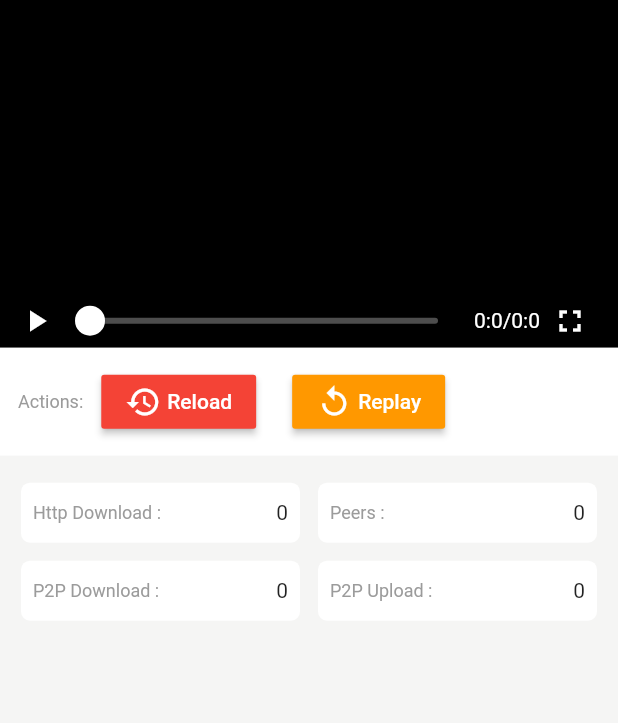
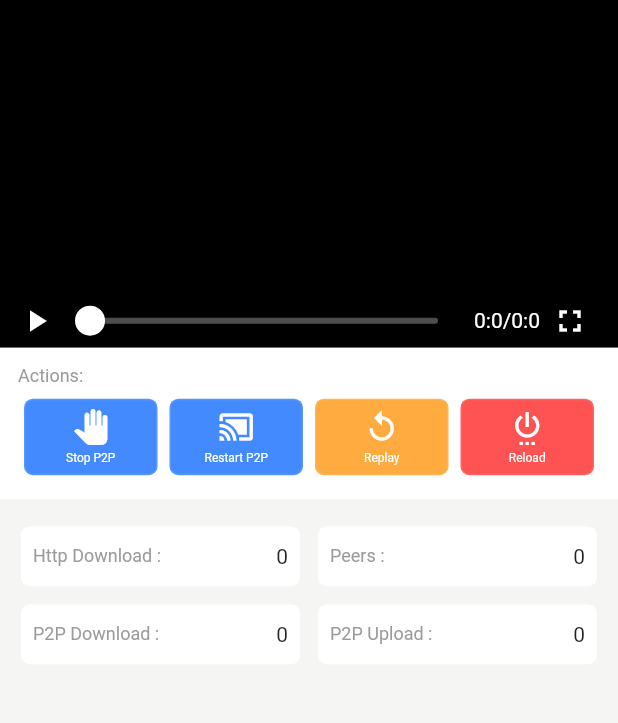
Before and after one commit to cdnbye/flutter-p2p-engine, a Flutter app: the CustomVideoPlayerPage screen opened directly, on a phone screen of 412 x 824 dp, the part 84-807 px from its top. Run offline on Flutter 3.47's test engine with Material 2 defaults, Android fonts, the phone set to English and light mode, and no system bars; our stand-ins replace video_player; statements that could not run were skipped.

Commit message:
improve example ui

```diff
--- a/example/lib/pages/customVideoPage.dart
+++ b/example/lib/pages/customVideoPage.dart
@@ -65,6 +65,7 @@ class _CustomVideoPlayerPageState extends State<CustomVideoPlayerPage> {
     vpController?.pause();
     position = 0;
     videoDuration = 0;
+    map = {};
     isplay = true;
     vpController?.dispose();
     setState(() {});
@@ -157,7 +158,8 @@ class _CustomVideoPlayerPageState extends State<CustomVideoPlayerPage> {
             color: Colors.white,
             width: double.infinity,
             padding: EdgeInsets.symmetric(horizontal: 12, vertical: 12),
-            child: Row(
+            child: Column(
+              crossAxisAlignment: CrossAxisAlignment.start,
               children: <Widget>[
                 Container(
                   padding: EdgeInsets.only(right: 12),
@@ -169,55 +171,44 @@ class _CustomVideoPlayerPageState extends State<CustomVideoPlayerPage> {
                     ),
                   ),
                 ),
-                RaisedButton(
-                  color: Colors.red,
-                  child: Row(
+                Container(height: 4),
+                Row(
                   children: <Widget>[
-                      Icon(
-                        Icons.restore,
-                        color: Colors.white,
-                      ),
-                      Container(
-                        margin: EdgeInsets.only(left: 4),
-                        child: Text(
-                          'Reload',
-                          style: TextStyle(
-                            color: Colors.white,
-                          ),
-                        ),
-                      ),
-                    ],
-                  ),
-                  onPressed: () {
-                    _loadVideo();
-                    // setState(() {});
+                    ActionButton(
+                      color: Colors.blueAccent,
+                      icon: Icons.pan_tool,
+                      title: 'Stop P2P',
+                      onTap: () async {
+                        await Cdnbye.restartP2p();
                       },
                     ),
-                Container(width: 24),
-                RaisedButton(
-                  color: Colors.orange,
-                  child: Row(
-                    children: <Widget>[
-                      Icon(
-                        Icons.replay,
-                        color: Colors.white,
+                    ActionButton(
+                      color: Colors.blueAccent,
+                      icon: Icons.cast_connected,
+                      title: 'Restart P2P',
+                      onTap: () async {
+                        await Cdnbye.restartP2p();
+                      },
                     ),
-                      Container(
-                        margin: EdgeInsets.only(left: 4),
-                        child: Text(
-                          'Replay',
-                          style: TextStyle(
-                            color: Colors.white,
-                          ),
-                        ),
-                      ),
-                    ],
-                  ),
-                  onPressed: () async {
+                    ActionButton(
+                      color: Colors.orangeAccent,
+                      icon: Icons.replay,
+                      title: 'Replay',
+                      onTap: () async {
                         position = 0;
                         await vpController.seekTo(Duration(seconds: 0));
                         vpController.play();
                       },
+                    ),
+                    ActionButton(
+                      color: Colors.redAccent,
+                      icon: Icons.settings_power,
+                      title: 'Reload',
+                      onTap: () async {
+                        _loadVideo();
+                      },
+                    ),
+                  ],
                 ),
               ],
             ),
@@ -277,6 +268,61 @@ class InfoRow extends StatelessWidget {
             value: v2Str,
           ),
         ],
+      ),
+    );
+  }
+}
+
+class ActionButton extends StatelessWidget {
+  final IconData icon;
+  final String title;
+  final Function onTap;
+  final Color color;
+
+  const ActionButton({
+    Key key,
+    this.icon,
+    this.title,
+    this.onTap,
+    @required this.color,
+  }) : super(key: key);
+
+  @override
+  Widget build(BuildContext context) {
+    Color highlight = color;
+    Color textColor = Colors.white;
+    return Expanded(
+      child: Tapped(
+        child: Container(
+          decoration: BoxDecoration(
+            color: highlight,
+            borderRadius: BorderRadius.circular(6),
+            border: Border.all(color: Colors.white.withOpacity(0.1)),
+          ),
+          width: 80,
+          margin: EdgeInsets.all(4),
+          padding: EdgeInsets.all(6),
+          child: Column(
+            crossAxisAlignment: CrossAxisAlignment.center,
+            children: <Widget>[
+              Icon(
+                icon,
+                color: textColor,
+              ),
+              Container(
+                margin: EdgeInsets.only(top: 4),
+                child: Text(
+                  title,
+                  style: TextStyle(
+                    color: textColor,
+                    fontSize: 8,
+                  ),
+                ),
+              ),
+            ],
+          ),
+        ),
+        onTap: onTap,
       ),
     );
   }
```
Also changed, not shown: 2 other files. Lines whose indentation alone changed are shown as unchanged.
